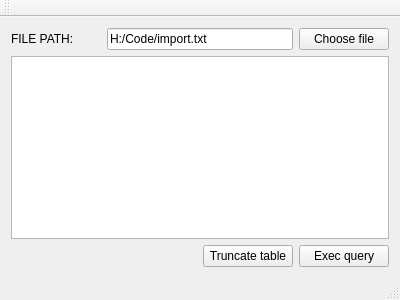
Qt form mainwindow.ui (drWebber/MySql-LOAD-DATA-INFILE-by-Qt) before a commit.
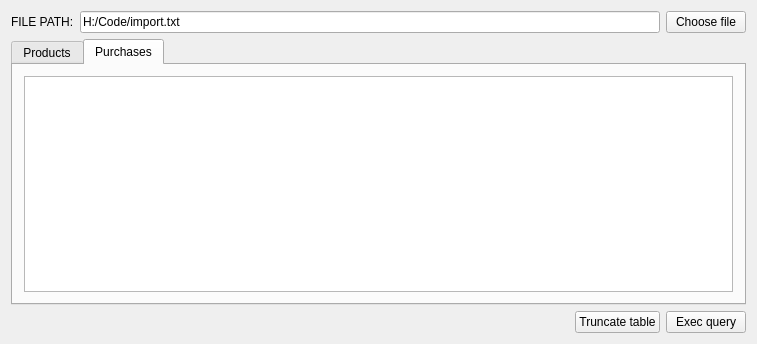
The same form after that commit.

Diff of the .ui file:
```diff
--- a/mainwindow.ui
+++ b/mainwindow.ui
@@ -6,74 +6,100 @@
    <rect>
     <x>0</x>
     <y>0</y>
-    <width>400</width>
-    <height>300</height>
+    <width>757</width>
+    <height>344</height>
    </rect>
   </property>
   <property name="windowTitle">
    <string>MainWindow</string>
   </property>
   <widget class="QWidget" name="centralWidget">
-   <layout class="QGridLayout" name="gridLayout">
-    <item row="0" column="1" colspan="2">
-     <widget class="QLineEdit" name="lineEdit">
-      <property name="text">
-       <string>H:/Code/import.txt</string>
-      </property>
-     </widget>
-    </item>
+   <layout class="QGridLayout" name="gridLayout_2">
     <item row="0" column="0">
+     <layout class="QHBoxLayout" name="horizontalLayout_5">
+      <item>
      <widget class="QLabel" name="label">
       <property name="text">
        <string>FILE PATH:</string>
       </property>
      </widget>
     </item>
-    <item row="0" column="3">
+      <item>
+       <widget class="QLineEdit" name="lineEdit">
+        <property name="text">
+         <string>H:/Code/import.txt</string>
+        </property>
+       </widget>
+      </item>
+      <item>
      <widget class="QPushButton" name="pbnChoosePath">
       <property name="text">
        <string>Choose file</string>
       </property>
      </widget>
     </item>
-    <item row="2" column="0" colspan="4">
+     </layout>
+    </item>
+    <item row="1" column="0">
+     <widget class="QTabWidget" name="tabWidget">
+      <property name="currentIndex">
+       <number>1</number>
+      </property>
+      <widget class="QWidget" name="tab">
+       <attribute name="title">
+        <string>Products</string>
+       </attribute>
+       <layout class="QGridLayout" name="gridLayout">
+        <item row="1" column="0" colspan="4">
      <widget class="QTableView" name="tableView"/>
     </item>
-    <item row="3" column="3">
-     <widget class="QPushButton" name="pbnExecQuery">
-      <property name="text">
-       <string>Exec query</string>
-      </property>
-     </widget>
-    </item>
-    <item row="3" column="2">
+       </layout>
+      </widget>
+      <widget class="QWidget" name="tab_2">
+       <attribute name="title">
+        <string>Purchases</string>
+       </attribute>
+       <layout class="QGridLayout" name="gridLayout_3">
+        <item row="0" column="0">
+         <widget class="QTableView" name="tableView_2"/>
+        </item>
+       </layout>
+      </widget>
+     </widget>
+    </item>
+    <item row="2" column="0">
+     <layout class="QHBoxLayout" name="horizontalLayout_6">
+      <item>
+       <spacer name="horizontalSpacer">
+        <property name="orientation">
+         <enum>Qt::Horizontal</enum>
+        </property>
+        <property name="sizeHint" stdset="0">
+         <size>
+          <width>40</width>
+          <height>20</height>
+         </size>
+        </property>
+       </spacer>
+      </item>
+      <item>
      <widget class="QPushButton" name="pbnTruncateTable">
       <property name="text">
        <string>Truncate table</string>
       </property>
      </widget>
     </item>
-   </layout>
-  </widget>
-  <widget class="QMenuBar" name="menuBar">
-   <property name="geometry">
-    <rect>
-     <x>0</x>
-     <y>0</y>
-     <width>400</width>
-     <height>21</height>
-    </rect>
-   </property>
-  </widget>
-  <widget class="QToolBar" name="mainToolBar">
-   <attribute name="toolBarArea">
-    <enum>TopToolBarArea</enum>
-   </attribute>
-   <attribute name="toolBarBreak">
-    <bool>false</bool>
-   </attribute>
+      <item>
+       <widget class="QPushButton" name="pbnExecQuery">
+        <property name="text">
+         <string>Exec query</string>
+        </property>
+       </widget>
+      </item>
+     </layout>
+    </item>
+   </layout>
   </widget>
-  <widget class="QStatusBar" name="statusBar"/>
  </widget>
  <layoutdefault spacing="6" margin="11"/>
  <resources/>
```
Lines whose indentation alone changed are shown as unchanged.
